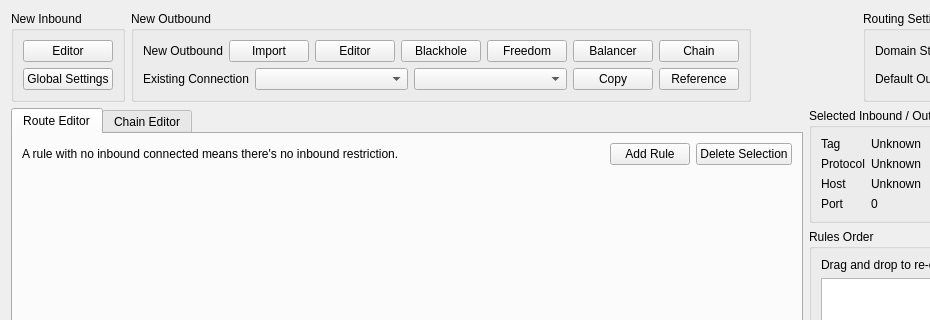
Qt form src/ui/editors/w_RoutesEditor.ui (Qv2ray/Qv2ray) before a commit; both pictures show x 0 to 930 and y 0 to 320 of the 1100 by 773 pixel window.
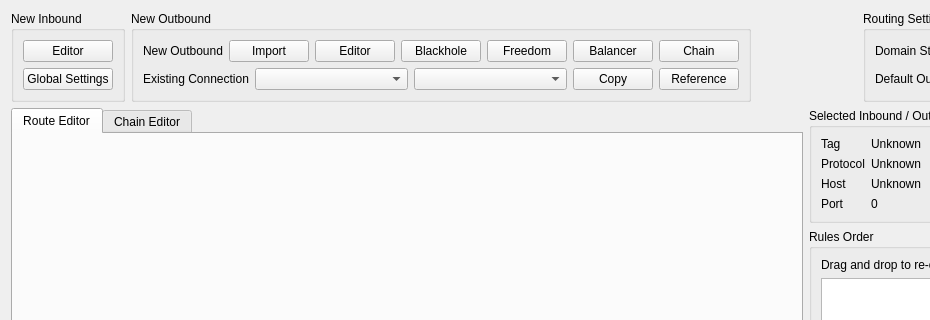
The same form after that commit.

Commit message: refactor: refactored Complex Connection Editor - 2

```diff
--- a/src/ui/editors/w_RoutesEditor.ui
+++ b/src/ui/editors/w_RoutesEditor.ui
@@ -232,51 +232,7 @@
       <attribute name="title">
        <string>Route Editor</string>
       </attribute>
-      <layout class="QVBoxLayout" name="verticalLayout" stretch="0,1">
-       <item>
-        <layout class="QHBoxLayout" name="horizontalLayout_4">
-         <item>
-          <widget class="QLabel" name="label_7">
-           <property name="text">
-            <string>A rule with no inbound connected means there's no inbound restriction.</string>
-           </property>
-          </widget>
-         </item>
-         <item>
-          <spacer name="horizontalSpacer_3">
-           <property name="orientation">
-            <enum>Qt::Horizontal</enum>
-           </property>
-           <property name="sizeHint" stdset="0">
-            <size>
-             <width>40</width>
-             <height>20</height>
-            </size>
-           </property>
-          </spacer>
-         </item>
-         <item>
-          <widget class="QPushButton" name="addRouteBtn">
-           <property name="toolTip">
-            <string>Add new route</string>
-           </property>
-           <property name="text">
-            <string>Add Rule</string>
-           </property>
-          </widget>
-         </item>
-         <item>
-          <widget class="QPushButton" name="delBtn">
-           <property name="toolTip">
-            <string>Delete outbound</string>
-           </property>
-           <property name="text">
-            <string>Delete Selection</string>
-           </property>
-          </widget>
-         </item>
-        </layout>
-       </item>
+      <layout class="QVBoxLayout" name="verticalLayout" stretch="1">
        <item>
         <widget class="QWidget" name="ruleEditorUIWidget" native="true">
          <property name="minimumSize">
```
The commit also changes 13 other files.
